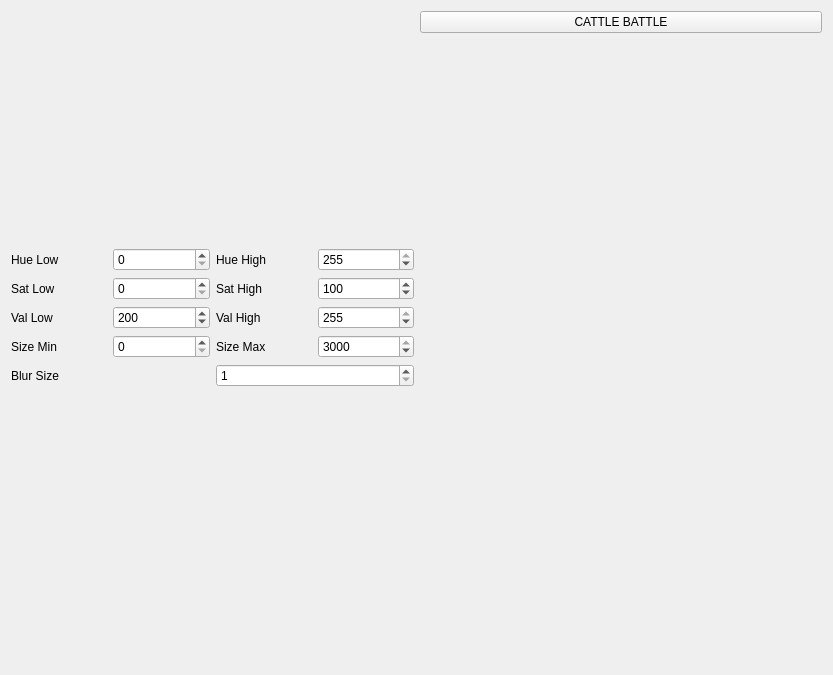
The window that engr421/rqt_cb_gui/src/rqt_cb_gui/cb_gui.ui (yoos/school) describes before a commit, drawn with Qt 5.
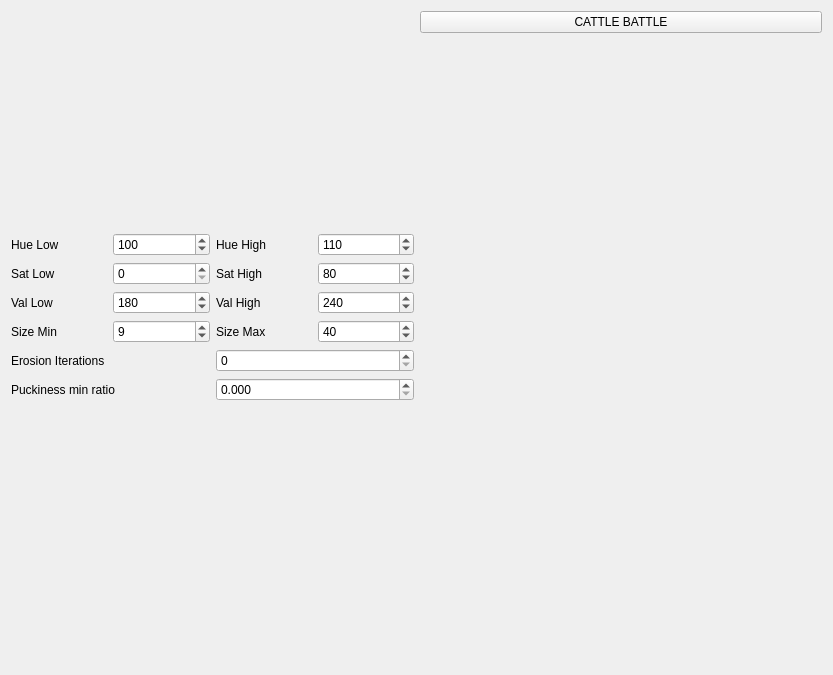
The same window after the commit.

Commit message: Better default values and some new fields.

The edit to the form file:
```diff
--- a/engr421/rqt_cb_gui/src/rqt_cb_gui/cb_gui.ui
+++ b/engr421/rqt_cb_gui/src/rqt_cb_gui/cb_gui.ui
@@ -42,6 +42,9 @@
                <property name="maximum">
                 <number>255</number>
                </property>
+               <property name="value">
+                <number>100</number>
+               </property>
               </widget>
              </item>
              <item>
@@ -57,7 +60,7 @@
                 <number>255</number>
                </property>
                <property name="value">
-                <number>255</number>
+                <number>110</number>
                </property>
               </widget>
              </item>
@@ -92,7 +95,7 @@
                 <number>255</number>
                </property>
                <property name="value">
-                <number>100</number>
+                <number>80</number>
                </property>
               </widget>
              </item>
@@ -113,7 +116,7 @@
                 <number>255</number>
                </property>
                <property name="value">
-                <number>200</number>
+                <number>180</number>
                </property>
               </widget>
              </item>
@@ -130,7 +133,7 @@
                 <number>255</number>
                </property>
                <property name="value">
-                <number>255</number>
+                <number>240</number>
                </property>
               </widget>
              </item>
@@ -148,7 +151,10 @@
              <item>
               <widget class="QSpinBox" name="puck_min_size_spinBox">
                <property name="maximum">
-                <number>3000</number>
+                <number>100</number>
+               </property>
+               <property name="value">
+                <number>9</number>
                </property>
               </widget>
              </item>
@@ -162,10 +168,10 @@
              <item>
               <widget class="QSpinBox" name="puck_max_size_spinBox">
                <property name="maximum">
-                <number>3000</number>
+                <number>100</number>
                </property>
                <property name="value">
-                <number>3000</number>
+                <number>40</number>
                </property>
               </widget>
              </item>
@@ -176,14 +182,14 @@
              <item>
               <widget class="QLabel" name="blur_size_label">
                <property name="text">
-                <string>Blur Size</string>
+                <string>Erosion Iterations</string>
                </property>
               </widget>
              </item>
              <item>
               <widget class="QSpinBox" name="blur_size_spinBox">
                <property name="minimum">
-                <number>1</number>
+                <number>0</number>
                </property>
                <property name="maximum">
                 <number>255</number>
@@ -192,6 +198,30 @@
              </item>
             </layout>
            </item>
+           <item>
+            <layout class="QHBoxLayout" name="horizontalLayout_8">
+             <item>
+              <widget class="QLabel" name="puckiness_min_ratio_label">
+               <property name="text">
+                <string>Puckiness min ratio</string>
+               </property>
+              </widget>
+             </item>
+             <item>
+              <widget class="QDoubleSpinBox" name="puckiness_min_ratio_doubleSpinBox">
+               <property name="decimals">
+                <number>3</number>
+               </property>
+               <property name="maximum">
+                <double>1.000000000000000</double>
+               </property>
+               <property name="singleStep">
+                <double>0.001000000000000</double>
+               </property>
+              </widget>
+             </item>
+            </layout>
+           </item>
           </layout>
          </item>
         </layout>
```
Left out of the diff: 12 changed lines with no effect on the pictures. The commit also changes 4 other files.
